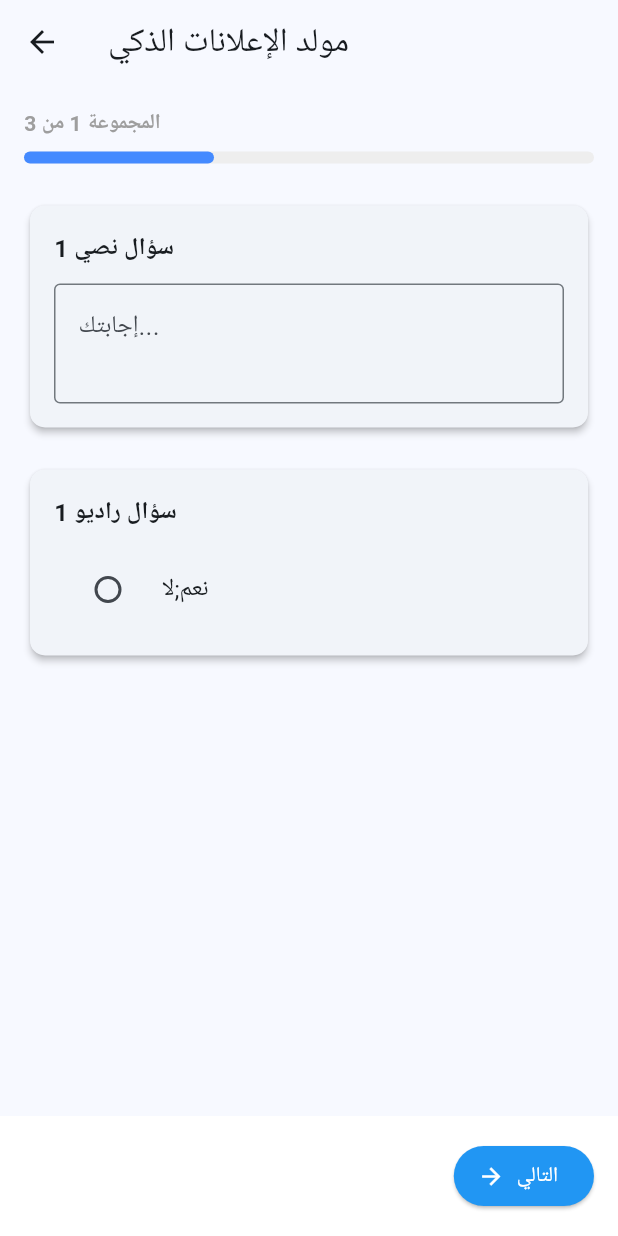
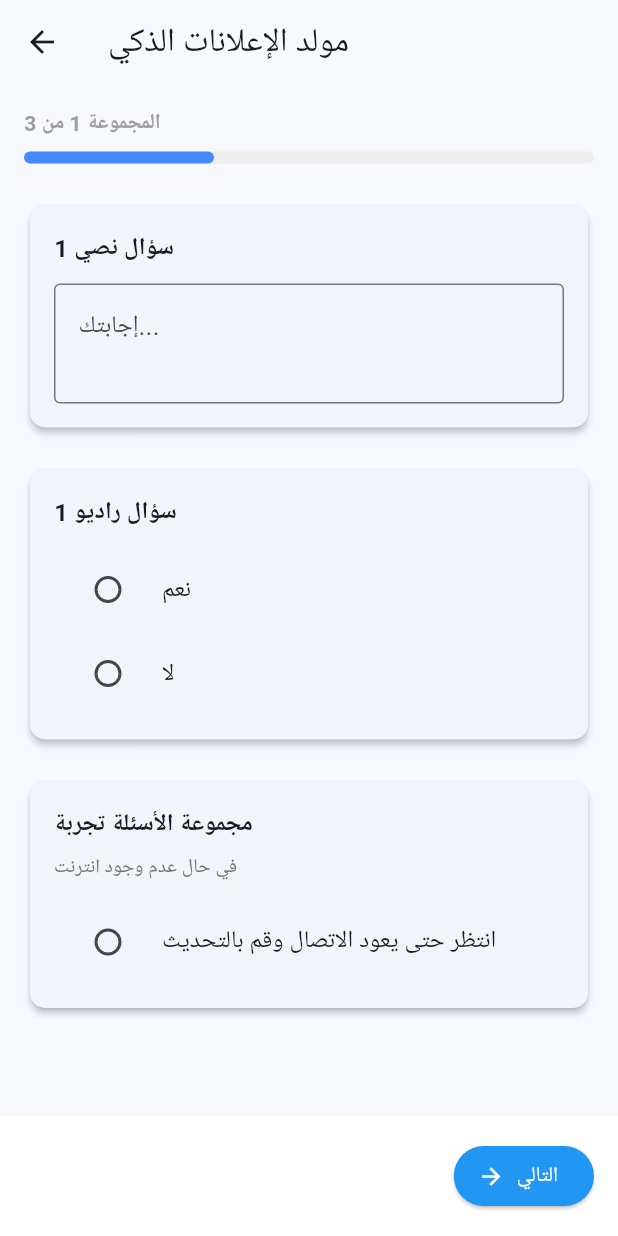
Before and after one commit to omran-rgb/adgeneratorflutter, a Flutter app: the screen it shows after launch, after a tap on "!ابدأ الآن", on a phone screen of 412 x 824 dp. Run offline on Flutter 3.47's test engine with Material 3 defaults, Android fonts, the phone set to English and light mode, and no system bars; network calls fail.

Commit message:
second commit

```diff
--- a/lib/functions.dart
+++ b/lib/functions.dart
@@ -2,32 +2,85 @@ import 'dart:convert';
 import 'package:adgenerator/models/question_model.dart';
 import 'package:http/http.dart' as http;
 
-Future<List<QuestionModel>> fetchQuestions() async {
-  // استبدل الرابط التالي برابط الـ API الخاص بـ Laravel لديك
-  // مثال: http://10.0.2.2:8000/api/questions (للمحاكي)
-  final url = Uri.parse('http://192.168.1.4:8000/api/questions');
+Future<Map<int, List<QuestionModel>>> fetchAndGroupQuestions() async {
+  // استبدل بالرابط الحقيقي
+  final url = Uri.parse('http://192.168.1.3:8000/api/questions');
 
   try {
     final response = await http.get(url);
-
     if (response.statusCode == 200) {
       List<dynamic> data = json.decode(response.body);
-      print("the connection established");
-      return data.map((json) => QuestionModel.fromJson(json)).toList();
+      print(data);
+      List<QuestionModel> allQuestions =
+          data.map((json) => QuestionModel.fromJson(json)).toList();
+      for (int i = 0; i < allQuestions.length; i++) {
+        print(allQuestions[i].rawOptions);
+      }
+
+      // تجميع الأسئلة بناءً على group_id
+      Map<int, List<QuestionModel>> grouped = {};
+      for (var q in allQuestions) {
+        if (!grouped.containsKey(q.groupId)) {
+          grouped[q.groupId] = [];
+        }
+        grouped[q.groupId]!.add(q);
+      }
+
+      // ترتيب المجموعات للتأكد من تسلسلها (1, 2, 3...)
+      return Map.fromEntries(
+          grouped.entries.toList()..sort((a, b) => a.key.compareTo(b.key)));
     } else {
-      throw Exception('فشل في تحميل الأسئلة: ${response.statusCode}');
+      throw Exception('Error loading data');
     }
   } catch (e) {
-    // في حال حدوث خطأ، يمكنك إرجاع قائمة فارغة أو رمي خطأ
-    // هنا سنقوم بمحاكاة البيانات التي أرسلتها لي للتجربة في حال لم يكن السيرفر جاهزاً
-    return getDummyData();
+    // بيانات وهمية للتجربة في حال فشل الاتصال
+    return _getDummyGroupedData();
   }
 }
 
-// دالة مؤقتة لمحاكاة البيانات التي أرسلتها في سؤالك (للتجربة فقط)
-List<QuestionModel> getDummyData() {
-  String jsonStr =
-      '''[{"id":1,"qus_title":"ما هو   من هذا الإعلان؟","qus_content":"no body","qus_options":"هل هو زيادة  بالعلامة ;زيادة المبيعات;جذب عملاء جدد;تقديم عرض خاص;تثقيف  حول ميزة جديدة","qus_type":"radio","created_at":"-000001-11-30T00:00:00.000000Z","updated_at":null},{"id":2,"qus_title":"ما هو المنتج أو الخدمة المعلن عنها؟","qus_content":"no body","qus_options":";ما هي  الرئيسية التي  المنتج للعميل\\n;ما الذي يميز هذا المنتج أو الخدمة عن المنافسين؟\\nما هي القيمة الفريدة المقترحة (Unique Value Proposition)؟","qus_type":"radio","created_at":null,"updated_at":null},{"id":3,"qus_title":"من هو الجمهور المستهدف بدقة؟","qus_content":"تحديد الفئة العمرية،الجنس,الموقع الجغرافي,الاهتمامات, السلوكيات,المستوى التعليمي","qus_options":"no option","qus_type":"input","created_at":null,"updated_at":null},{"id":7,"qus_title":"ما هي الرسالة الأساسية التي نريد إيصالها للجمهور؟","qus_content":"(يجب أن تكون واضحة وموجزة","qus_options":"no option","qus_type":"input","created_at":null,"updated_at":null}]''';
-  List<dynamic> data = json.decode(jsonStr);
-  return data.map((json) => QuestionModel.fromJson(json)).toList();
+Map<int, List<QuestionModel>> _getDummyGroupedData() {
+  // هذه البيانات للمحاكاة فقط
+  return {
+    1: [
+      QuestionModel(
+          id: 1,
+          groupId: 1,
+          title: "سؤال نصي 1",
+          content: "",
+          rawOptions: "",
+          type: "input"),
+      QuestionModel(
+          id: 2,
+          groupId: 1,
+          title: "سؤال راديو 1",
+          content: "",
+          rawOptions: "نعم|لا",
+          type: "radio"),
+      QuestionModel(
+          id: 5,
+          groupId: 1,
+          title: "مجموعة الأسئلة تجربة",
+          content: "في حال عدم وجود انترنت",
+          rawOptions: "انتظر حتى يعود الاتصال وقم بالتحديث",
+          type: "radio")
+    ],
+    2: [
+      QuestionModel(
+          id: 3,
+          groupId: 2,
+          title: "ما هي المنصات؟",
+          content: "اختر كل ما ينطبق",
+          rawOptions: "فيسبوك;انستجرام;تيك توك",
+          type: "check"),
+    ],
+    3: [
+      QuestionModel(
+          id: 4,
+          groupId: 3,
+          title: "الميزانية؟",
+          content: "",
+          rawOptions: "منخفضة|متوسطة|عالية",
+          type: "list"),
+    ]
+  };
 }
--- a/lib/screens/fetch_question.dart
+++ b/lib/screens/fetch_question.dart
@@ -1,3 +1,4 @@
+import 'package:adgenerator/functions.dart';
 import 'package:adgenerator/models/question_model.dart';
 import 'package:flutter/material.dart';
 import 'dart:convert';
@@ -31,37 +32,6 @@ class _AdWizardScreenState extends State<AdWizardScreen> {
   }
 
   // دالة لجلب البيانات وتقسيمها لمجموعات
-  Future<Map<int, List<QuestionModel>>> fetchAndGroupQuestions() async {
-    // استبدل بالرابط الحقيقي
-    final url = Uri.parse('http://192.168.1.3:8000/api/questions');
-
-    try {
-      final response = await http.get(url);
-      if (response.statusCode == 200) {
-        List<dynamic> data = json.decode(response.body);
-        List<QuestionModel> allQuestions =
-            data.map((json) => QuestionModel.fromJson(json)).toList();
-
-        // تجميع الأسئلة بناءً على group_id
-        Map<int, List<QuestionModel>> grouped = {};
-        for (var q in allQuestions) {
-          if (!grouped.containsKey(q.groupId)) {
-            grouped[q.groupId] = [];
-          }
-          grouped[q.groupId]!.add(q);
-        }
-
-        // ترتيب المجموعات للتأكد من تسلسلها (1, 2, 3...)
-        return Map.fromEntries(
-            grouped.entries.toList()..sort((a, b) => a.key.compareTo(b.key)));
-      } else {
-        throw Exception('Error loading data');
-      }
-    } catch (e) {
-      // بيانات وهمية للتجربة في حال فشل الاتصال
-      return _getDummyGroupedData();
-    }
-  }
 
   @override
   Widget build(BuildContext context) {
@@ -323,14 +293,10 @@ class _AdWizardScreenState extends State<AdWizardScreen> {
     });
 
     try {
-      // 2. المحاولة الآن لتحويلها لـ JSON
       String jsonBody = jsonEncode(finalData);
-
       print("=== البيانات جاهزة للإرسال ===");
       print(jsonBody);
-
-      // هنا يتم استدعاء دالة الاتصال بالسيرفر
-      // _sendToLaravel(jsonBody);
+      _sendToLaravel(jsonBody);
     } catch (e) {
       print("خطأ في معالجة البيانات: $e");
       ScaffoldMessenger.of(context).showSnackBar(
@@ -339,44 +305,40 @@ class _AdWizardScreenState extends State<AdWizardScreen> {
     }
   }
 
-  // دالة محاكاة بيانات مع مجموعات ونوع Check
-  Map<int, List<QuestionModel>> _getDummyGroupedData() {
-    // هذه البيانات للمحاكاة فقط
-    return {
-      1: [
-        QuestionModel(
-            id: 1,
-            groupId: 1,
-            title: "سؤال نصي 1",
-            content: "",
-            rawOptions: "",
-            type: "input"),
-        QuestionModel(
-            id: 2,
-            groupId: 1,
-            title: "سؤال راديو 1",
-            content: "",
-            rawOptions: "نعم;لا",
-            type: "radio"),
-      ],
-      2: [
-        QuestionModel(
-            id: 3,
-            groupId: 2,
-            title: "ما هي المنصات؟",
-            content: "اختر كل ما ينطبق",
-            rawOptions: "فيسبوك;انستجرام;تيك توك",
-            type: "check"),
-      ],
-      3: [
-        QuestionModel(
-            id: 4,
-            groupId: 3,
-            title: "الميزانية؟",
-            content: "",
-            rawOptions: "منخفضة;متوسطة;عالية",
-            type: "list"),
-      ]
-    };
+  Future<void> _sendToLaravel(String jsonBody) async {
+    final url = Uri.parse('http://192.168.1.3:8000/api/answars');
+
+    //try {
+    final response = await http.post(
+      url,
+      headers: {'Content-Type': 'application/json'},
+      body: jsonBody,
+    );
+
+    if (response.statusCode == 200 || response.statusCode == 201) {
+      ScaffoldMessenger.of(context).showSnackBar(
+        const SnackBar(content: Text('تم إرسال الإجابات بنجاح!')),
+      );
+      var jsonResponse = jsonDecode(response.body);
+      String adText = jsonResponse['ad_content'];
+      showDialog(
+        context: context,
+        builder: (ctx) => AlertDialog(
+          title: Text("الإعلان المولد"),
+          content: SingleChildScrollView(child: Text(adText)),
+          actions: [
+            TextButton(
+                onPressed: () => Navigator.pop(ctx), child: Text("حسناً"))
+          ],
+        ),
+      );
+    } else {
+      throw Exception('فشل السيرفر: ${response.statusCode}');
+    }
+    /* } catch (e) {
+      ScaffoldMessenger.of(context).showSnackBar(
+        SnackBar(content: Text('فشل الاتصال: $e')),
+      );
+    }*/
   }
 }
```
